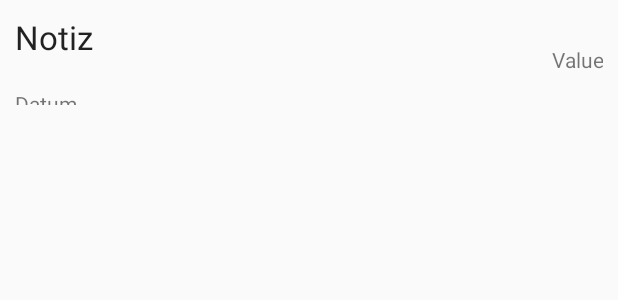
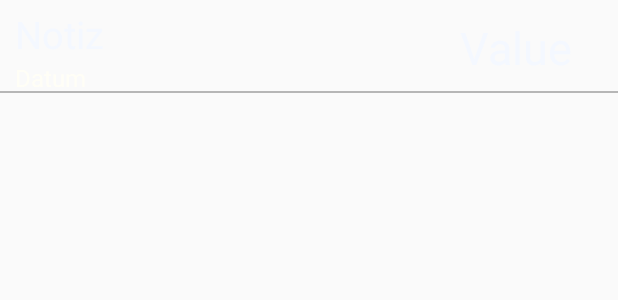
Before and after one commit to finngaida/Ginma, an Android app: the layout rv_item_graphdata.xml on its own in the app's theme, with its tools: preview values and no code run, on a phone screen of 412 x 824 dp. Shown: the top 300 px of the screen. Run offline under Robolectric (Android 15) with nearby library versions, the phone set to English and light mode, and no system bars.

Commit message:
data list view in graph view is working

```diff
--- a/app/src/main/java/de/ricoklimpel/ginma/GraphViewActivity.java
+++ b/app/src/main/java/de/ricoklimpel/ginma/GraphViewActivity.java
@@ -34,7 +34,10 @@ public class GraphViewActivity extends AppCompatActivity {
 
         toolbar_graphview = (Toolbar) findViewById(R.id.Toolbar_GraphView);
         setSupportActionBar(toolbar_graphview);
-        toolbar_graphview.setSubtitle(ChooseProjektActivity.Projekt_ID);
+        toolbar_graphview.setSubtitle(ChooseProjektActivity.ArrayProjectNames.get(
+                Integer.valueOf(ChooseProjektActivity.Projekt_ID))
+                + " => " + ChooseCategoryActivity.ArrayCategoryNames.get(
+                Integer.valueOf(ChooseCategoryActivity.Category_ID)));
 
         actionbar_graphview = getSupportActionBar();
         actionbar_graphview.setDisplayHomeAsUpEnabled(true);
--- a/app/src/main/java/de/ricoklimpel/ginma/RVA_categorysAdapterClass.java
+++ b/app/src/main/java/de/ricoklimpel/ginma/RVA_categorysAdapterClass.java
@@ -62,7 +62,7 @@ public class RVA_categorysAdapterClass
                 //Weitergeben an Graph View
 
 
-                ChooseCategoryActivity.Category_ID = "CAT_"+String.valueOf(i);
+                ChooseCategoryActivity.Category_ID = String.valueOf(i);
 
 
                 Intent categoryintent = new Intent(ChooseCategoryActivity.CCA_ActivityContent, GraphViewActivity.class);
--- a/app/src/main/java/de/ricoklimpel/ginma/RVA_projectsAdapterClass.java
+++ b/app/src/main/java/de/ricoklimpel/ginma/RVA_projectsAdapterClass.java
@@ -59,7 +59,7 @@ public class RVA_projectsAdapterClass
             @Override
             public void onClick(View v) {
 
-                ChooseProjektActivity.Projekt_ID = "ID_"+String.valueOf(i);
+                ChooseProjektActivity.Projekt_ID = String.valueOf(i);
 
                 Intent categoryintent = new Intent(ChooseProjektActivity.CPA_activityContent, ChooseCategoryActivity.class);
                 ChooseProjektActivity.CPA_activityContent.startActivity(categoryintent);
--- /dev/null
+++ b/app/src/main/res/drawable/divider_light.xml
@@ -0,0 +1,6 @@
+<?xml version="1.0" encoding="utf-8"?>
+<shape xmlns:android="http://schemas.android.com/apk/res/android">
+    <solid android:color="#1effffff"/>
+    <size android:height="1dp"/>
+
+</shape>
--- a/app/src/main/res/layout/rv_item_graphdata.xml
+++ b/app/src/main/res/layout/rv_item_graphdata.xml
@@ -1,21 +1,40 @@
 <?xml version="1.0" encoding="utf-8"?>
 <RelativeLayout xmlns:android="http://schemas.android.com/apk/res/android"
-    android:layout_width="match_parent" android:layout_height="80dp">
+    android:layout_width="match_parent" android:layout_height="63dp">
+
+    <LinearLayout
+        android:orientation="horizontal"
+        android:layout_width="match_parent"
+        android:layout_height="60dp"
+        android:weightSum="10"
+        android:layout_marginLeft="10dp"
+        android:layout_marginRight="10dp"
+        android:layout_marginTop="5dp"
+        android:layout_marginBottom="5dp">
+
+        <LinearLayout
+            android:orientation="vertical"
+            android:layout_width="fill_parent"
+            android:layout_height="fill_parent"
+            android:layout_weight="3"
+            android:weightSum="3">
 
             <TextView
-        android:layout_width="wrap_content"
-        android:layout_height="wrap_content"
+                android:layout_width="fill_parent"
+                android:layout_height="fill_parent"
                 android:textAppearance="?android:attr/textAppearanceLarge"
                 android:text="Notiz"
                 android:id="@+id/tv_graphdata_notes"
                 android:layout_alignParentTop="true"
                 android:layout_alignParentStart="true"
                 android:layout_toStartOf="@+id/tv_graphdata_value"
-        android:layout_margin="10dp" />
+                android:layout_weight="1"
+                android:textSize="25dp"
+                android:textColor="#f4f8ff" />
 
             <TextView
-        android:layout_width="wrap_content"
-        android:layout_height="wrap_content"
+                android:layout_width="fill_parent"
+                android:layout_height="fill_parent"
                 android:textAppearance="?android:attr/textAppearanceSmall"
                 android:text="Datum"
                 android:id="@+id/tv_graphdata_date"
@@ -23,10 +42,13 @@
                 android:layout_alignParentStart="true"
                 android:layout_toStartOf="@+id/tv_graphdata_value"
                 android:layout_below="@+id/tv_graphdata_notes"
-        android:layout_margin="10dp" />
+                android:layout_weight="2"
+                android:textSize="16dp"
+                android:textColor="#fffef6" />
+        </LinearLayout>
 
         <TextView
-        android:layout_width="wrap_content"
+            android:layout_width="fill_parent"
             android:layout_height="fill_parent"
             android:text="Value"
             android:id="@+id/tv_graphdata_value"
@@ -34,8 +56,17 @@
             android:layout_alignParentEnd="true"
             android:layout_alignParentBottom="true"
             android:gravity="center"
-        android:layout_marginLeft="10dp"
-        android:layout_marginRight="10dp"
-        android:layout_marginTop="10dp"
-        android:layout_marginBottom="10dp" />
+            android:layout_weight="7"
+            android:textSize="30dp"
+            android:textColor="#f4f8ff" />
+    </LinearLayout>
+
+    <ImageView
+        android:layout_width="fill_parent"
+        android:layout_height="1dp"
+        android:id="@+id/imageView2"
+        android:layout_marginBottom="1dp"
+        android:layout_alignParentTop="false"
+        android:layout_alignParentBottom="true"
+        android:background="@color/divider" />
 </RelativeLayout>
```
Also changed, not shown: app/src/main/java/de/ricoklimpel/ginma/ChooseCategoryActivity.java (+9 -5 lines), app/src/main/java/de/ricoklimpel/ginma/Fragment_GraphView_Data.java (+40 -4 lines), app/src/main/java/de/ricoklimpel/ginma/RVA_graphView_data.java (+7 -1 lines), app/src/main/res/layout/fragment_graphview_data.xml (+19 -2 lines). Lines whose indentation alone changed are shown as unchanged.
